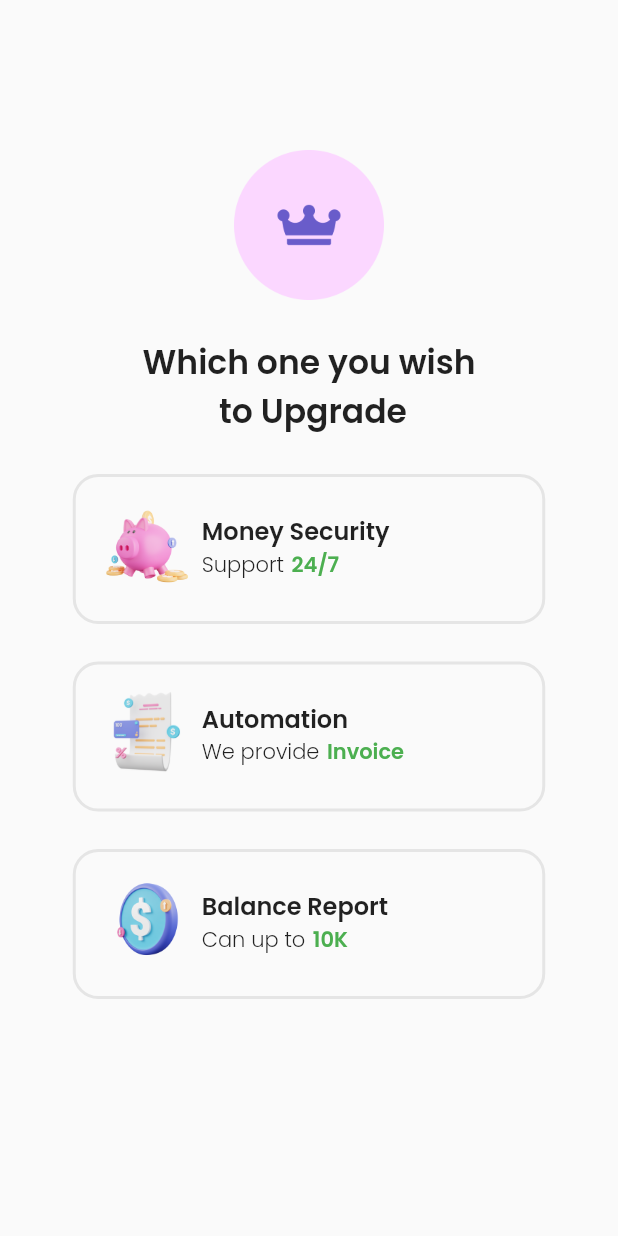
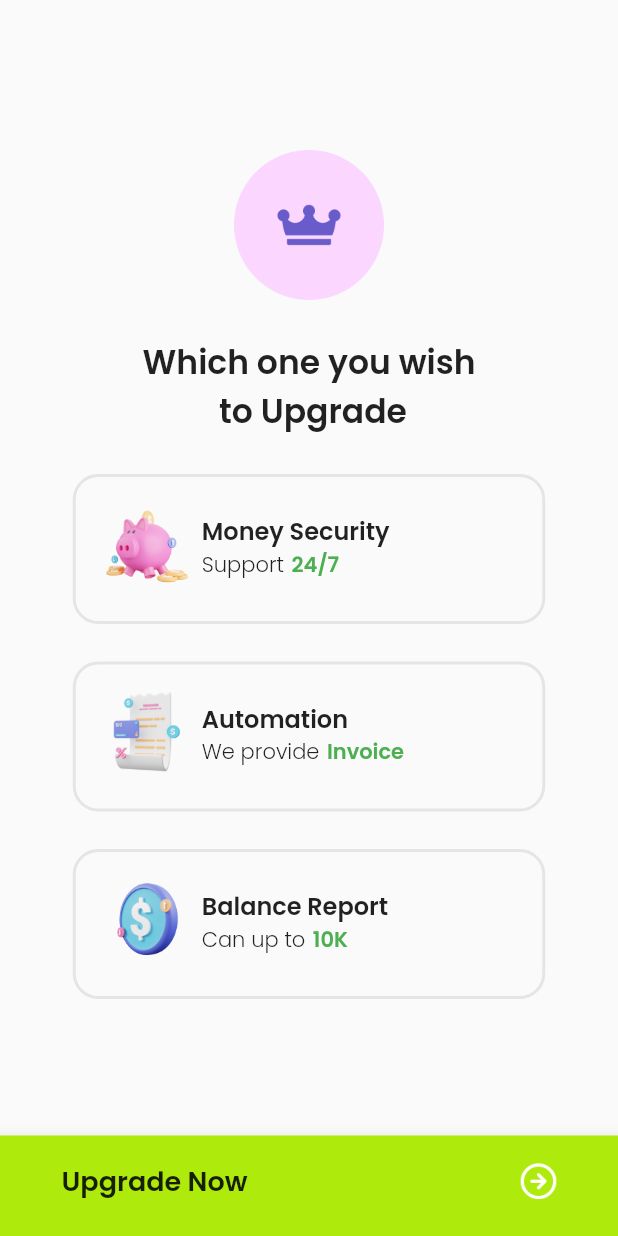
Before and after one commit to syahrizal-alisadikin/Flutter-SevenDays, a Flutter app: the screen it shows after launch, on a phone screen of 412 x 824 dp. Run offline on Flutter 3.47's test engine with Material 2 defaults, Android fonts, the phone set to English and light mode, and no system bars; our stand-ins replace google_fonts.

```diff
--- a/lib/pages/pricing_one.dart
+++ b/lib/pages/pricing_one.dart
@@ -125,6 +125,32 @@ class _PricingOneState extends State<PricingOne> {
               '10K'),
         ],
       ),
+      bottomNavigationBar: BottomNavigationBar(
+        backgroundColor: Color(0xffAFEA0D),
+        items: [
+          BottomNavigationBarItem(
+            icon: Padding(
+              padding: const EdgeInsets.only(top: 10.0),
+              child: Text('Upgrade Now',
+                  style: GoogleFonts.poppins(
+                    fontSize: 18,
+                    fontWeight: FontWeight.w600,
+                  )),
+            ),
+            label: '',
+          ),
+          BottomNavigationBarItem(
+            icon: Padding(
+              padding: const EdgeInsets.only(top: 10.0, left: 100),
+              child: Image.asset(
+                'assets/right_arrow.png',
+                width: 26,
+              ),
+            ),
+            label: '',
+          ),
+        ],
+      ),
     );
   }
 }
```
